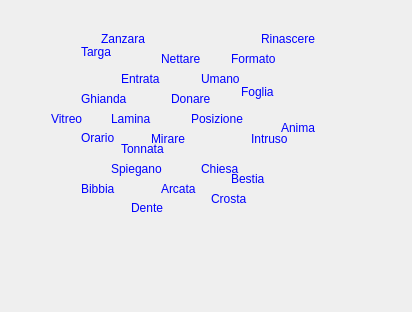
kele23/IUM, file test1/panel1test1.ui: the form before one commit.
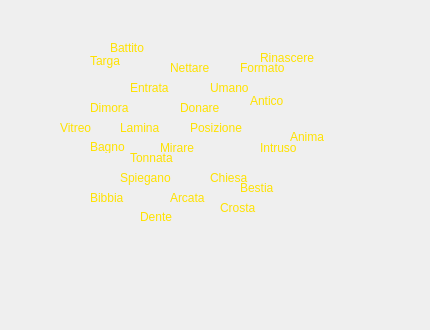
The form after the commit.

Commit message: Inizio test1

```diff
--- a/test1/panel1test1.ui
+++ b/test1/panel1test1.ui
@@ -6,10 +6,47 @@
    <rect>
     <x>0</x>
     <y>0</y>
-    <width>400</width>
-    <height>300</height>
+    <width>430</width>
+    <height>330</height>
    </rect>
   </property>
+  <property name="palette">
+   <palette>
+    <active>
+     <colorrole role="Midlight">
+      <brush brushstyle="SolidPattern">
+       <color alpha="255">
+        <red>255</red>
+        <green>255</green>
+        <blue>255</blue>
+       </color>
+      </brush>
+     </colorrole>
+    </active>
+    <inactive>
+     <colorrole role="Midlight">
+      <brush brushstyle="SolidPattern">
+       <color alpha="255">
+        <red>255</red>
+        <green>255</green>
+        <blue>255</blue>
+       </color>
+      </brush>
+     </colorrole>
+    </inactive>
+    <disabled>
+     <colorrole role="Midlight">
+      <brush brushstyle="SolidPattern">
+       <color alpha="255">
+        <red>255</red>
+        <green>255</green>
+        <blue>255</blue>
+       </color>
+      </brush>
+     </colorrole>
+    </disabled>
+   </palette>
+  </property>
   <property name="windowTitle">
    <string>Form</string>
   </property>
@@ -77,9 +114,18 @@
         </size>
        </property>
        <property name="styleSheet">
-        <string notr="true">QLabel {
-	font: 75 11pt &quot;Courier New&quot;;
-	color:blue;
+        <string notr="true">QWidget[objectName=&quot;widget&quot;]{
+	/*background-color: rgb(170, 255, 255);*/
+}
+
+QLabel {
+	font: 87 10pt &quot;Arial Black&quot;;
+	/*font: 75 11pt &quot;Courier New&quot;;*/
+	color:rgb(255, 226, 0)
+}
+
+QLabel[switchColor=&quot;true&quot;] {
+	color:rgb(0, 255, 204)
 }</string>
        </property>
        <widget class="QLabel" name="label">
@@ -157,7 +203,10 @@
          </rect>
         </property>
         <property name="text">
-         <string>Ghianda</string>
+         <string>Dimora</string>
+        </property>
+        <property name="switchColor" stdset="0">
+         <bool>true</bool>
         </property>
        </widget>
        <widget class="QLabel" name="label_7">
@@ -183,7 +232,10 @@
          </rect>
         </property>
         <property name="text">
-         <string>Foglia</string>
+         <string>Antico</string>
+        </property>
+        <property name="switchColor" stdset="0">
+         <bool>false</bool>
         </property>
        </widget>
        <widget class="QLabel" name="label_9">
@@ -235,13 +287,16 @@
          </rect>
         </property>
         <property name="text">
-         <string>Orario</string>
+         <string>Bagno</string>
+        </property>
+        <property name="switchColor" stdset="0">
+         <bool>true</bool>
         </property>
        </widget>
        <widget class="QLabel" name="label_13">
         <property name="geometry">
          <rect>
-          <x>180</x>
+          <x>170</x>
           <y>100</y>
           <width>81</width>
           <height>16</height>
@@ -254,8 +309,8 @@
        <widget class="QLabel" name="label_14">
         <property name="geometry">
          <rect>
-          <x>250</x>
-          <y>20</y>
+          <x>240</x>
+          <y>30</y>
           <width>81</width>
           <height>16</height>
          </rect>
@@ -326,7 +381,10 @@
          </rect>
         </property>
         <property name="text">
-         <string>Zanzara</string>
+         <string>Battito</string>
+        </property>
+        <property name="switchColor" stdset="0">
+         <bool>true</bool>
         </property>
        </widget>
        <widget class="QLabel" name="label_20">
```
Left out of the diff: 63 changed lines with no effect on the pictures. The commit also changes 5 other files.
